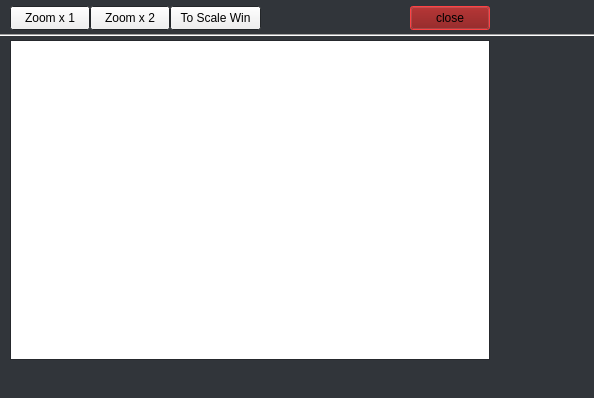
Above: graphics-OS_WindowingTest/dialog.ui from Electronscape/sidbox-softwares before the change. Below: the same form after it.
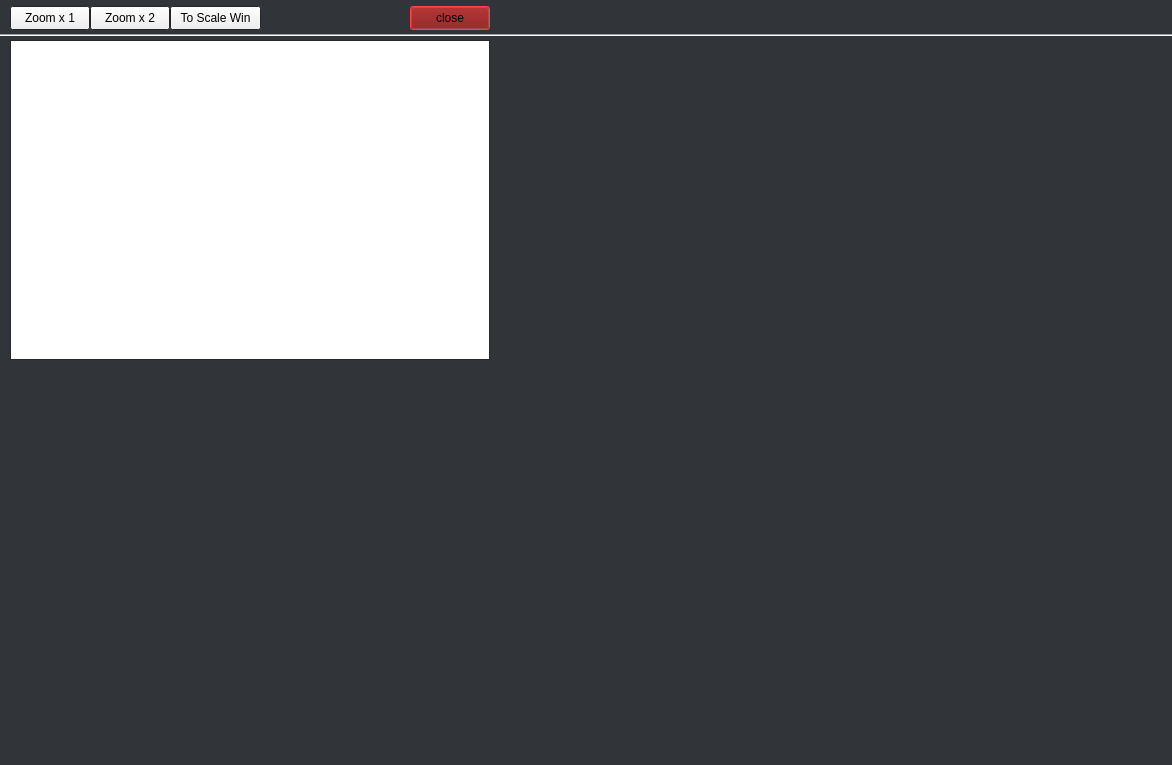
That is the form after the change. Icons and pictures are not drawn.

What changed in the file:
```diff
--- a/graphics-OS_WindowingTest/dialog.ui
+++ b/graphics-OS_WindowingTest/dialog.ui
@@ -6,8 +6,8 @@
    <rect>
     <x>0</x>
     <y>0</y>
-    <width>594</width>
-    <height>398</height>
+    <width>1172</width>
+    <height>765</height>
    </rect>
   </property>
   <property name="minimumSize">
```
